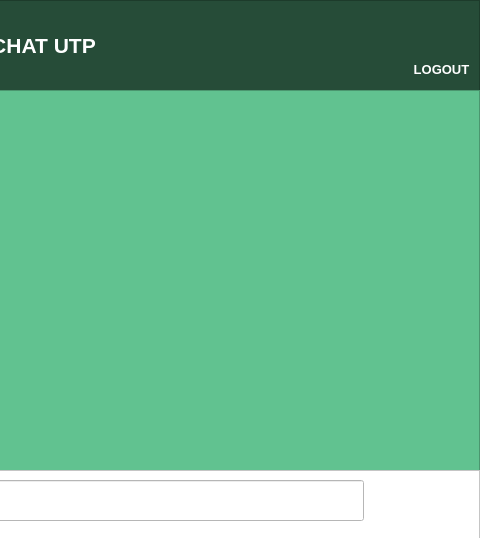
The window that AppChat_utn_nivelAvanzado/client/views/ui_files/chat.ui (qsummon/utn_avanzado) describes before a commit, drawn with Qt 5; both pictures show x 397 to 877 and y 0 to 538 of the 877 by 538 pixel window.
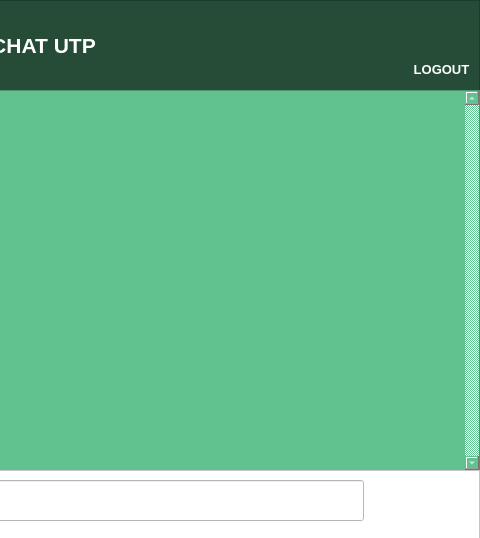
The same window after the commit. Icons and pictures are not drawn.

Diff of the .ui file:
```diff
--- a/AppChat_utn_nivelAvanzado/client/views/ui_files/chat.ui
+++ b/AppChat_utn_nivelAvanzado/client/views/ui_files/chat.ui
@@ -124,6 +124,12 @@
     <string notr="true">background-color:rgb(97, 194, 144);
 color: white</string>
    </property>
+   <property name="verticalScrollBarPolicy">
+    <enum>Qt::ScrollBarAlwaysOn</enum>
+   </property>
+   <property name="sizeAdjustPolicy">
+    <enum>QAbstractScrollArea::AdjustToContents</enum>
+   </property>
    <property name="readOnly">
     <bool>true</bool>
    </property>
```
